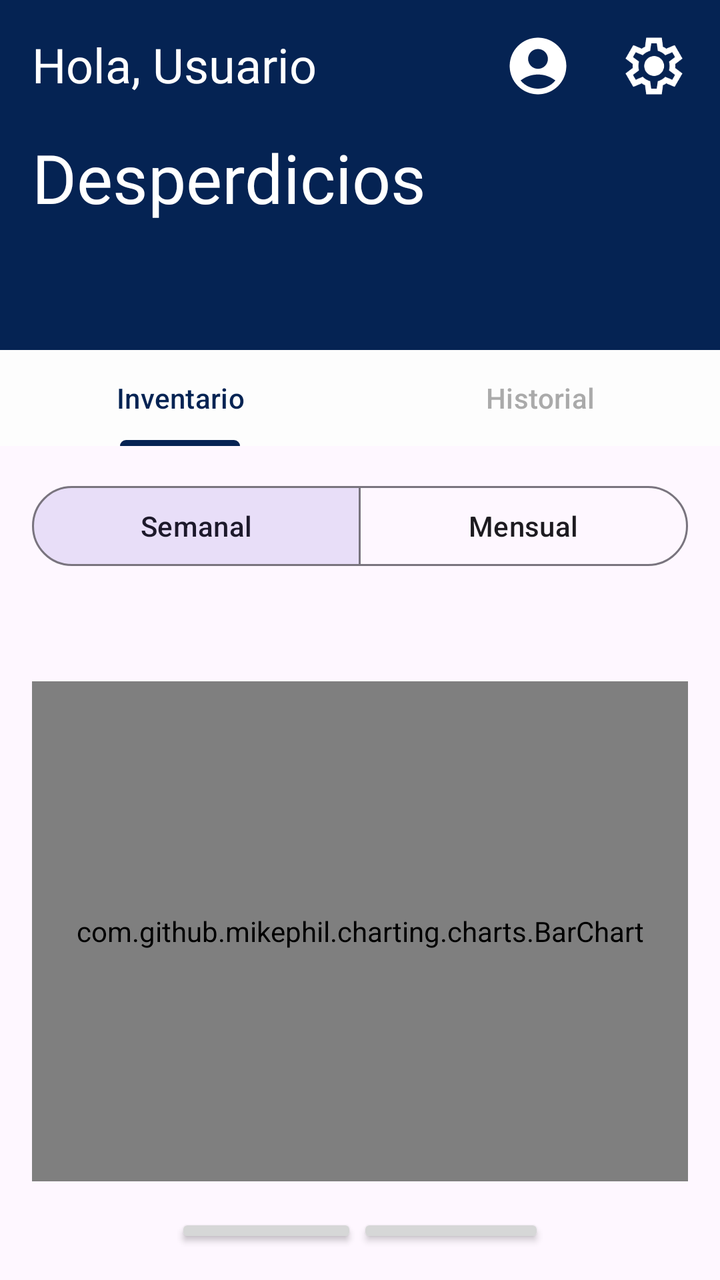
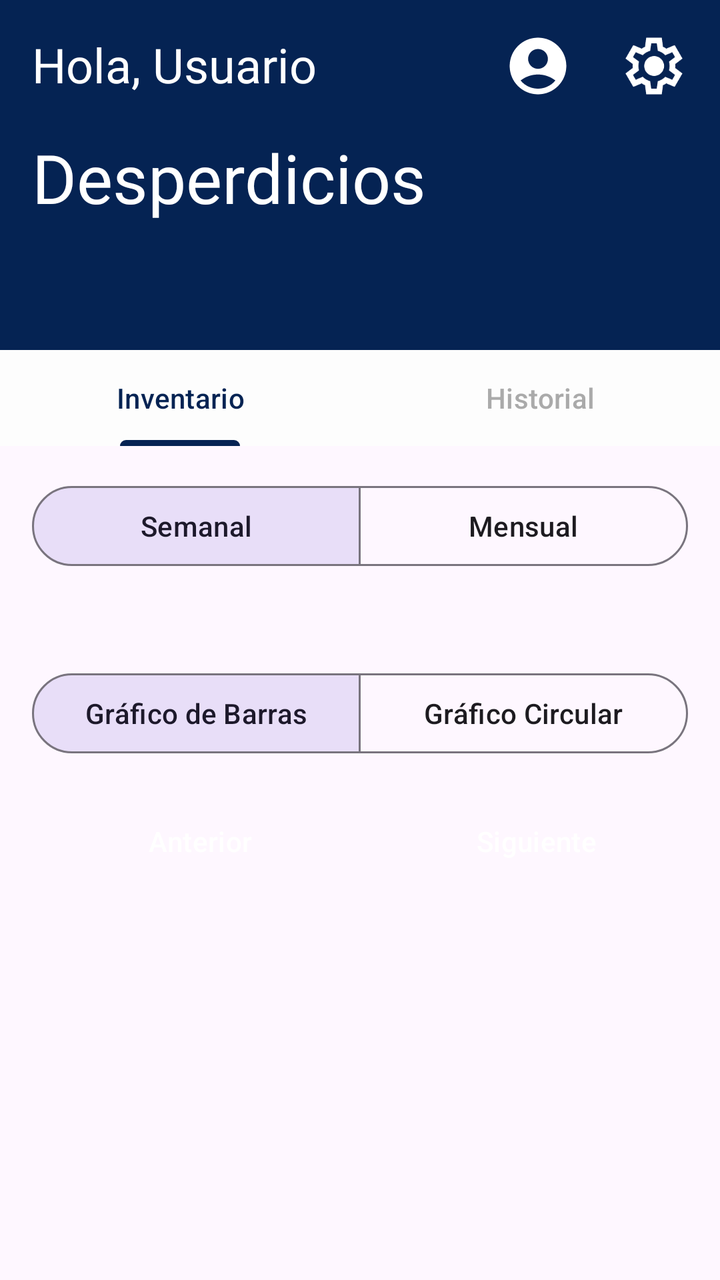

The first picture is an Android layout as it rendered before a commit; the second is the same layout after the commit. The layout source and the unified diff follow.
<!-- AndroidManifest.xml: application theme Theme.SmartFreezer -->
<!-- res/layout/fragment_wasted_products.xml -->
<?xml version="1.0" encoding="utf-8"?>
<LinearLayout xmlns:android="http://schemas.android.com/apk/res/android"
    xmlns:app="http://schemas.android.com/apk/res-auto"
    android:layout_width="match_parent"
    android:layout_height="match_parent"
    xmlns:tools="http://schemas.android.com/tools"
    android:orientation="vertical" >

    
    <LinearLayout
        android:id="@+id/headerLayoutWastedProducts"
        android:layout_width="match_parent"
        android:layout_height="175dp"
        android:orientation="vertical"
        android:background="?attr/colorHeaderBackground"
        android:padding="16dp"
        app:layout_constraintTop_toTopOf="parent"
        app:layout_constraintStart_toStartOf="parent"
        app:layout_constraintEnd_toEndOf="parent">

        
        <RelativeLayout
            android:layout_width="match_parent"
            android:layout_height="50dp"
            android:paddingBottom="10dp">

            <TextView
                android:id="@+id/tvGreetingWastedProducts"
                android:layout_width="wrap_content"
                android:layout_height="wrap_content"
                android:fontFamily="@font/roboto_light"
                android:text="@string/hola_usuario"
                android:textColor="?attr/colorHeaderText"
                android:textSize="24sp"
                tools:ignore="RelativeOverlap" />

            <LinearLayout
                android:id="@+id/headerIconsWastedProducts"
                android:layout_width="wrap_content"
                android:layout_height="wrap_content"
                android:layout_alignParentEnd="true"
                android:orientation="horizontal">

                <ImageView
                    android:id="@+id/btnAccountWastedProducts"
                    android:layout_width="34dp"
                    android:layout_height="34dp"
                    android:layout_marginEnd="24dp"
                    android:contentDescription="@string/icono"
                    android:src="@drawable/account2"
                    app:tint="?attr/colorHeaderText"/>

                <ImageView
                    android:id="@+id/btnSettingsWastedProducts"
                    android:layout_width="34dp"
                    android:layout_height="34dp"
                    android:contentDescription="@string/icono"
                    android:src="@drawable/settings"
                    app:tint="?attr/colorHeaderText"/>
            </LinearLayout>
        </RelativeLayout>
        <TextView
            android:id="@+id/tvWastedProducts"
            android:layout_width="match_parent"
            android:layout_height="wrap_content"
            android:text="@string/productos_desperdiciados"
            android:textSize="34sp"
            android:textColor="?attr/colorHeaderText"
            android:fontFamily="@font/roboto_light" />

    </LinearLayout>
    
    <com.google.android.material.tabs.TabLayout
        android:id="@+id/tabSelectorWasted"
        android:layout_width="match_parent"
        android:layout_height="wrap_content"
        android:background="?attr/tabBackgroundColor"
        app:tabIndicatorColor="?attr/colorTextPrimary"
        app:tabSelectedTextColor="?attr/colorTextPrimary"
        app:tabTextColor="?attr/colorTextSecondary">

        <com.google.android.material.tabs.TabItem
            android:layout_width="wrap_content"
            android:layout_height="wrap_content"
            android:text="@string/inventario" />

        <com.google.android.material.tabs.TabItem
            android:layout_width="wrap_content"
            android:layout_height="wrap_content"
            android:text="@string/historial" />

    </com.google.android.material.tabs.TabLayout>



    
    <LinearLayout
        android:layout_width="match_parent"
        android:layout_height="wrap_content"
        android:orientation="vertical"
        android:padding="16dp">

        
        <com.google.android.material.button.MaterialButtonToggleGroup
            android:id="@+id/periodToggle"
            android:layout_width="match_parent"
            android:layout_height="wrap_content"
            app:singleSelection="true"
            app:checkedButton="@id/btnWeekly">

            <com.google.android.material.button.MaterialButton
                android:id="@+id/btnWeekly"
                style="?attr/materialButtonOutlinedStyle"
                android:layout_width="0dp"
                android:layout_height="wrap_content"
                android:layout_weight="1"
                android:text="@string/weekly"/>

            <com.google.android.material.button.MaterialButton
                android:id="@+id/btnMonthly"
                style="?attr/materialButtonOutlinedStyle"
                android:layout_width="0dp"
                android:layout_height="wrap_content"
                android:layout_weight="1"
                android:text="@string/monthly"/>
        </com.google.android.material.button.MaterialButtonToggleGroup>

        
        <TextView
            android:id="@+id/tvPeriodTitle"
            android:layout_width="match_parent"
            android:layout_height="wrap_content"
            android:layout_marginTop="16dp"
            android:textAlignment="center"
            android:textSize="16sp"
            android:textStyle="bold"/>

        <com.github.mikephil.charting.charts.BarChart
            android:id="@+id/barChart"
            android:layout_width="match_parent"
            android:layout_height="250dp"
            android:layout_marginTop="16dp"/>

        
        <LinearLayout
            android:layout_width="match_parent"
            android:layout_height="wrap_content"
            android:layout_marginTop="16dp"
            android:orientation="horizontal"
            android:gravity="center">

            <Button
                android:id="@+id/btnPrev"
                android:layout_width="wrap_content"
                android:layout_height="wrap_content"
                android:text="@string/previous"/>

            <Button
                android:id="@+id/btnNext"
                android:layout_width="wrap_content"
                android:layout_height="wrap_content"
                android:text="@string/next"/>
        </LinearLayout>

        
        <TextView
            android:id="@+id/tvSummary"
            android:layout_width="match_parent"
            android:layout_height="wrap_content"
            android:layout_marginTop="16dp"
            android:textAlignment="center"
            android:textSize="14sp"/>
    </LinearLayout>
</LinearLayout>
<!-- resources referenced by this layout -->
<resources>
  <!-- drawable account2 (drawable) -->
  <vector xmlns:android="http://schemas.android.com/apk/res/android" android:height="24dp" android:tint="#000000" android:viewportHeight="24" android:viewportWidth="24" android:width="24dp">
        
      <path android:fillColor="@color/black" android:pathData="M12,2C6.48,2 2,6.48 2,12s4.48,10 10,10s10,-4.48 10,-10S17.52,2 12,2zM12,6c1.93,0 3.5,1.57 3.5,3.5S13.93,13 12,13s-3.5,-1.57 -3.5,-3.5S10.07,6 12,6zM12,20c-2.03,0 -4.43,-0.82 -6.14,-2.88C7.55,15.8 9.68,15 12,15s4.45,0.8 6.14,2.12C16.43,19.18 14.03,20 12,20z"/>
      
  </vector>
  <!-- drawable settings (drawable) -->
  <vector xmlns:android="http://schemas.android.com/apk/res/android"
      android:width="24dp"
      android:height="24dp"
      android:viewportWidth="960"
      android:viewportHeight="960">
    <path
        android:pathData="m370,880 l-16,-128q-13,-5 -24.5,-12T307,725l-119,50L78,585l103,-78q-1,-7 -1,-13.5v-27q0,-6.5 1,-13.5L78,375l110,-190 119,50q11,-8 23,-15t24,-12l16,-128h220l16,128q13,5 24.5,12t22.5,15l119,-50 110,190 -103,78q1,7 1,13.5v27q0,6.5 -2,13.5l103,78 -110,190 -118,-50q-11,8 -23,15t-24,12L590,880L370,880ZM440,800h79l14,-106q31,-8 57.5,-23.5T639,633l99,41 39,-68 -86,-65q5,-14 7,-29.5t2,-31.5q0,-16 -2,-31.5t-7,-29.5l86,-65 -39,-68 -99,42q-22,-23 -48.5,-38.5T533,266l-13,-106h-79l-14,106q-31,8 -57.5,23.5T321,327l-99,-41 -39,68 86,64q-5,15 -7,30t-2,32q0,16 2,31t7,30l-86,65 39,68 99,-42q22,23 48.5,38.5T427,694l13,106ZM482,620q58,0 99,-41t41,-99q0,-58 -41,-99t-99,-41q-59,0 -99.5,41T342,480q0,58 40.5,99t99.5,41ZM480,480Z"
        android:fillColor="#FFFFFF"/>
  </vector>
  <string name="historial">Historial</string>
  <string name="hola_usuario">Hola, Usuario</string>
  <string name="icono">icono</string>
  <string name="inventario">Inventario</string>
  <string name="monthly">Mensual</string>
  <string name="next">Siguiente</string>
  <string name="previous">Anterior</string>
  <string name="productos_desperdiciados">Desperdicios</string>
  <string name="weekly">Semanal</string>
  <style name="Theme.SmartFreezer" parent="android:Theme.Material.Light.NoActionBar" />
  <color name="black">#FF000000</color>
</resources>

<!-- the commit's change to res/layout/fragment_wasted_products.xml (unified diff, before → after) -->
@@ -1,174 +1,238 @@
-<?xml version="1.0" encoding="utf-8"?>
-<LinearLayout xmlns:android="http://schemas.android.com/apk/res/android"
+<ScrollView xmlns:android="http://schemas.android.com/apk/res/android"
     xmlns:app="http://schemas.android.com/apk/res-auto"
+    xmlns:tools="http://schemas.android.com/tools"
     android:layout_width="match_parent"
     android:layout_height="match_parent"
-    xmlns:tools="http://schemas.android.com/tools"
-    android:orientation="vertical" >
-
-    
-    <LinearLayout
-        android:id="@+id/headerLayoutWastedProducts"
-        android:layout_width="match_parent"
-        android:layout_height="175dp"
-        android:orientation="vertical"
-        android:background="?attr/colorHeaderBackground"
-        android:padding="16dp"
-        app:layout_constraintTop_toTopOf="parent"
-        app:layout_constraintStart_toStartOf="parent"
-        app:layout_constraintEnd_toEndOf="parent">
-
-        
-        <RelativeLayout
-            android:layout_width="match_parent"
-            android:layout_height="50dp"
-            android:paddingBottom="10dp">
-
-            <TextView
-                android:id="@+id/tvGreetingWastedProducts"
-                android:layout_width="wrap_content"
-                android:layout_height="wrap_content"
-                android:fontFamily="@font/roboto_light"
-                android:text="@string/hola_usuario"
-                android:textColor="?attr/colorHeaderText"
-                android:textSize="24sp"
-                tools:ignore="RelativeOverlap" />
-
-            <LinearLayout
-                android:id="@+id/headerIconsWastedProducts"
-                android:layout_width="wrap_content"
-                android:layout_height="wrap_content"
-                android:layout_alignParentEnd="true"
-                android:orientation="horizontal">
-
-                <ImageView
-                    android:id="@+id/btnAccountWastedProducts"
-                    android:layout_width="34dp"
-                    android:layout_height="34dp"
-                    android:layout_marginEnd="24dp"
-                    android:contentDescription="@string/icono"
-                    android:src="@drawable/account2"
-                    app:tint="?attr/colorHeaderText"/>
-
-                <ImageView
-                    android:id="@+id/btnSettingsWastedProducts"
-                    android:layout_width="34dp"
-                    android:layout_height="34dp"
-                    android:contentDescription="@string/icono"
-                    android:src="@drawable/settings"
-                    app:tint="?attr/colorHeaderText"/>
-            </LinearLayout>
-        </RelativeLayout>
-        <TextView
-            android:id="@+id/tvWastedProducts"
-            android:layout_width="match_parent"
-            android:layout_height="wrap_content"
-            android:text="@string/productos_desperdiciados"
-            android:textSize="34sp"
-            android:textColor="?attr/colorHeaderText"
-            android:fontFamily="@font/roboto_light" />
-
-    </LinearLayout>
-    
-    <com.google.android.material.tabs.TabLayout
-        android:id="@+id/tabSelectorWasted"
-        android:layout_width="match_parent"
-        android:layout_height="wrap_content"
-        android:background="?attr/tabBackgroundColor"
-        app:tabIndicatorColor="?attr/colorTextPrimary"
-        app:tabSelectedTextColor="?attr/colorTextPrimary"
-        app:tabTextColor="?attr/colorTextSecondary">
-
-        <com.google.android.material.tabs.TabItem
-            android:layout_width="wrap_content"
-            android:layout_height="wrap_content"
-            android:text="@string/inventario" />
-
-        <com.google.android.material.tabs.TabItem
-            android:layout_width="wrap_content"
-            android:layout_height="wrap_content"
-            android:text="@string/historial" />
-
-    </com.google.android.material.tabs.TabLayout>
-
-
-
-    
+    android:fillViewport="true">
+
     <LinearLayout
         android:layout_width="match_parent"
         android:layout_height="wrap_content"
-        android:orientation="vertical"
-        android:padding="16dp">
+        android:orientation="vertical">
 
         
-        <com.google.android.material.button.MaterialButtonToggleGroup
-            android:id="@+id/periodToggle"
+        <LinearLayout
+            android:id="@+id/headerLayoutWastedProducts"
+            android:layout_width="match_parent"
+            android:layout_height="175dp"
+            android:orientation="vertical"
+            android:background="?attr/colorHeaderBackground"
+            android:padding="16dp">
+
+            
+            <RelativeLayout
+                android:layout_width="match_parent"
+                android:layout_height="50dp"
+                android:paddingBottom="10dp">
+
+                <TextView
+                    android:id="@+id/tvGreetingWastedProducts"
+                    android:layout_width="wrap_content"
+                    android:layout_height="wrap_content"
+                    android:fontFamily="@font/roboto_light"
+                    android:text="@string/hola_usuario"
+                    android:textColor="?attr/colorHeaderText"
+                    android:textSize="24sp"
+                    tools:ignore="RelativeOverlap" />
+
+                <LinearLayout
+                    android:id="@+id/headerIconsWastedProducts"
+                    android:layout_width="wrap_content"
+                    android:layout_height="wrap_content"
+                    android:layout_alignParentEnd="true"
+                    android:orientation="horizontal">
+
+                    <ImageView
+                        android:id="@+id/btnAccountWastedProducts"
+                        android:layout_width="34dp"
+                        android:layout_height="34dp"
+                        android:layout_marginEnd="24dp"
+                        android:contentDescription="@string/icono"
+                        android:src="@drawable/account2"
+                        app:tint="?attr/colorHeaderText"/>
+
+                    <ImageView
+                        android:id="@+id/btnSettingsWastedProducts"
+                        android:layout_width="34dp"
+                        android:layout_height="34dp"
+                        android:contentDescription="@string/icono"
+                        android:src="@drawable/settings"
+                        app:tint="?attr/colorHeaderText"/>
+                </LinearLayout>
+            </RelativeLayout>
+            <TextView
+                android:id="@+id/tvWastedProducts"
+                android:layout_width="match_parent"
+                android:layout_height="wrap_content"
+                android:text="@string/productos_desperdiciados"
+                android:textSize="34sp"
+                android:textColor="?attr/colorHeaderText"
+                android:fontFamily="@font/roboto_light" />
+        </LinearLayout>
+
+        
+        <com.google.android.material.tabs.TabLayout
+            android:id="@+id/tabSelectorWasted"
             android:layout_width="match_parent"
             android:layout_height="wrap_content"
-            app:singleSelection="true"
-            app:checkedButton="@id/btnWeekly">
-
-            <com.google.android.material.button.MaterialButton
-                android:id="@+id/btnWeekly"
-                style="?attr/materialButtonOutlinedStyle"
-                android:layout_width="0dp"
-                android:layout_height="wrap_content"
-                android:layout_weight="1"
-                android:text="@string/weekly"/>
-
-            <com.google.android.material.button.MaterialButton
-                android:id="@+id/btnMonthly"
-                style="?attr/materialButtonOutlinedStyle"
-                android:layout_width="0dp"
-                android:layout_height="wrap_content"
-                android:layout_weight="1"
-                android:text="@string/monthly"/>
-        </com.google.android.material.button.MaterialButtonToggleGroup>
-
-        
-        <TextView
-            android:id="@+id/tvPeriodTitle"
-            android:layout_width="match_parent"
-            android:layout_height="wrap_content"
-            android:layout_marginTop="16dp"
-            android:textAlignment="center"
-            android:textSize="16sp"
-            android:textStyle="bold"/>
-
-        <com.github.mikephil.charting.charts.BarChart
-            android:id="@+id/barChart"
-            android:layout_width="match_parent"
-            android:layout_height="250dp"
-            android:layout_marginTop="16dp"/>
+            android:background="?attr/tabBackgroundColor"
+            app:tabIndicatorColor="?attr/colorTextPrimary"
+            app:tabSelectedTextColor="?attr/colorTextPrimary"
+            app:tabTextColor="?attr/colorTextSecondary">
+
+            <com.google.android.material.tabs.TabItem
+                android:layout_width="wrap_content"
+                android:layout_height="wrap_content"
+                android:text="@string/inventario" />
+
+            <com.google.android.material.tabs.TabItem
+                android:layout_width="wrap_content"
+                android:layout_height="wrap_content"
+                android:text="@string/historial" />
+        </com.google.android.material.tabs.TabLayout>
 
         
         <LinearLayout
             android:layout_width="match_parent"
             android:layout_height="wrap_content"
-            android:layout_marginTop="16dp"
-            android:orientation="horizontal"
-            android:gravity="center">
-
-            <Button
-                android:id="@+id/btnPrev"
-                android:layout_width="wrap_content"
-                android:layout_height="wrap_content"
-                android:text="@string/previous"/>
-
-            <Button
-                android:id="@+id/btnNext"
-                android:layout_width="wrap_content"
-                android:layout_height="wrap_content"
-                android:text="@string/next"/>
+            android:orientation="vertical"
+            android:padding="16dp">
+
+            
+            <com.google.android.material.button.MaterialButtonToggleGroup
+                android:id="@+id/periodToggle"
+                android:layout_width="match_parent"
+                android:layout_height="wrap_content"
+                app:singleSelection="true"
+                app:checkedButton="@id/btnWeekly">
+
+                <com.google.android.material.button.MaterialButton
+                    android:id="@+id/btnWeekly"
+                    style="?attr/materialButtonOutlinedStyle"
+                    android:layout_width="0dp"
+                    android:layout_height="wrap_content"
+                    android:layout_weight="1"
+                    android:text="@string/weekly"/>
+
+                <com.google.android.material.button.MaterialButton
+                    android:id="@+id/btnMonthly"
+                    style="?attr/materialButtonOutlinedStyle"
+                    android:layout_width="0dp"
+                    android:layout_height="wrap_content"
+                    android:layout_weight="1"
+                    android:text="@string/monthly"/>
+            </com.google.android.material.button.MaterialButtonToggleGroup>
+
+            
+            <TextView
+                android:id="@+id/tvPeriodTitle"
+                android:layout_width="match_parent"
+                android:layout_height="wrap_content"
+                android:layout_marginTop="16dp"
+                android:textAlignment="center"
+                android:textSize="16sp"
+                android:textStyle="bold"/>
+
+            
+            <LinearLayout
+                android:layout_width="match_parent"
+                android:layout_height="wrap_content"
+                android:orientation="vertical">
+
+                <TextView
+                    android:id="@+id/tvNoData"
+                    android:layout_width="match_parent"
+                    android:layout_height="wrap_content"
+                    android:text="@string/no_wasted_data"
+                    android:gravity="center"
+                    android:visibility="gone"
+                    android:textSize="18sp"
+                    android:textColor="?attr/colorTextPrimary"
+                    android:layout_marginTop="16dp" />
+
+                <com.github.mikephil.charting.charts.BarChart
+                    android:id="@+id/barChart"
+                    android:layout_width="match_parent"
+                    android:layout_height="300dp"
+                    android:layout_marginTop="16dp"
+                    android:visibility="gone"/>
+
+                <com.github.mikephil.charting.charts.PieChart
+                    android:id="@+id/pieChart"
+                    android:layout_width="match_parent"
+                    android:layout_height="300dp"
+                    android:layout_marginTop="16dp"
+                    android:visibility="gone"/>
+            </LinearLayout>
+
+            
+            <com.google.android.material.button.MaterialButtonToggleGroup
+                android:id="@+id/chartTypeToggle"
+                android:layout_width="match_parent"
+                android:layout_height="wrap_content"
+                android:layout_marginTop="8dp"
+                app:singleSelection="true"
+                app:checkedButton="@id/btnBarChart">
+
+                <com.google.android.material.button.MaterialButton
+                    android:id="@+id/btnBarChart"
+                    style="?attr/materialButtonOutlinedStyle"
+                    android:layout_width="0dp"
+                    android:layout_height="wrap_content"
+                    android:layout_weight="1"
+                    android:text="@string/bar_chart"/>
+
+                <com.google.android.material.button.MaterialButton
+                    android:id="@+id/btnPieChart"
+                    style="?attr/materialButtonOutlinedStyle"
+                    android:layout_width="0dp"
+                    android:layout_height="wrap_content"
+                    android:layout_weight="1"
+                    android:text="@string/pie_chart"/>
+            </com.google.android.material.button.MaterialButtonToggleGroup>
+
+            
+            <LinearLayout
+                style="?android:attr/buttonBarStyle"
+                android:layout_width="match_parent"
+                android:layout_height="wrap_content"
+                android:layout_marginTop="16dp"
+                android:orientation="horizontal"
+                android:gravity="center">
+
+                <Button
+                    android:id="@+id/btnPrev"
+                    style="?android:attr/buttonBarButtonStyle"
+                    android:layout_width="0dp"
+                    android:layout_height="wrap_content"
+                    android:layout_weight="1"
+                    android:layout_marginEnd="8dp"
+                    android:text="@string/previous"
+                    android:textColor="?attr/colorTextButton"
+                    android:backgroundTint="?attr/colorBackgroundButton" />
+
+                <Button
+                    android:id="@+id/btnNext"
+                    style="?android:attr/buttonBarButtonStyle"
+                    android:layout_width="0dp"
+                    android:layout_height="wrap_content"
+                    android:layout_marginStart="8dp"
+                    android:layout_weight="1"
+                    android:backgroundTint="?attr/colorBackgroundButton"
+                    android:text="@string/next"
+                    android:textColor="?attr/colorTextButton"/>
+            </LinearLayout>
+
+            
+            <TextView
+                android:id="@+id/tvSummary"
+                android:layout_width="match_parent"
+                android:layout_height="wrap_content"
+                android:layout_marginTop="24dp"
+                android:layout_marginBottom="24dp"
+                android:textAlignment="center"
+                android:textSize="16sp"/>
+
         </LinearLayout>
-
-        
-        <TextView
-            android:id="@+id/tvSummary"
-            android:layout_width="match_parent"
-            android:layout_height="wrap_content"
-            android:layout_marginTop="16dp"
-            android:textAlignment="center"
-            android:textSize="14sp"/>
     </LinearLayout>
-</LinearLayout>
+</ScrollView>
<!-- resource entries referenced after the edit -->
@@ -16,12 +16,15 @@
         android:pathData="m370,880 l-16,-128q-13,-5 -24.5,-12T307,725l-119,50L78,585l103,-78q-1,-7 -1,-13.5v-27q0,-6.5 1,-13.5L78,375l110,-190 119,50q11,-8 23,-15t24,-12l16,-128h220l16,128q13,5 24.5,12t22.5,15l119,-50 110,190 -103,78q1,7 1,13.5v27q0,6.5 -2,13.5l103,78 -110,190 -118,-50q-11,8 -23,15t-24,12L590,880L370,880ZM440,800h79l14,-106q31,-8 57.5,-23.5T639,633l99,41 39,-68 -86,-65q5,-14 7,-29.5t2,-31.5q0,-16 -2,-31.5t-7,-29.5l86,-65 -39,-68 -99,42q-22,-23 -48.5,-38.5T533,266l-13,-106h-79l-14,106q-31,8 -57.5,23.5T321,327l-99,-41 -39,68 86,64q-5,15 -7,30t-2,32q0,16 2,31t7,30l-86,65 39,68 99,-42q22,23 48.5,38.5T427,694l13,106ZM482,620q58,0 99,-41t41,-99q0,-58 -41,-99t-99,-41q-59,0 -99.5,41T342,480q0,58 40.5,99t99.5,41ZM480,480Z"
         android:fillColor="#FFFFFF"/>
   </vector>
+  <string name="bar_chart">Gráfico de Barras</string>
   <string name="historial">Historial</string>
   <string name="hola_usuario">Hola, Usuario</string>
   <string name="icono">icono</string>
   <string name="inventario">Inventario</string>
   <string name="monthly">Mensual</string>
   <string name="next">Siguiente</string>
+  <string name="no_wasted_data">No hay desperdicios para esta fecha registrados</string>
+  <string name="pie_chart">Gráfico Circular</string>
   <string name="previous">Anterior</string>
   <string name="productos_desperdiciados">Desperdicios</string>
   <string name="weekly">Semanal</string>
